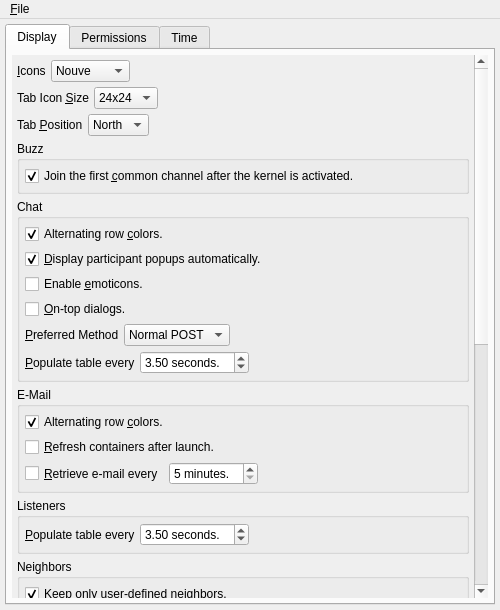
Old version of the form branches/trunk/UI/options.ui in the repository textbrowser/spot-on.
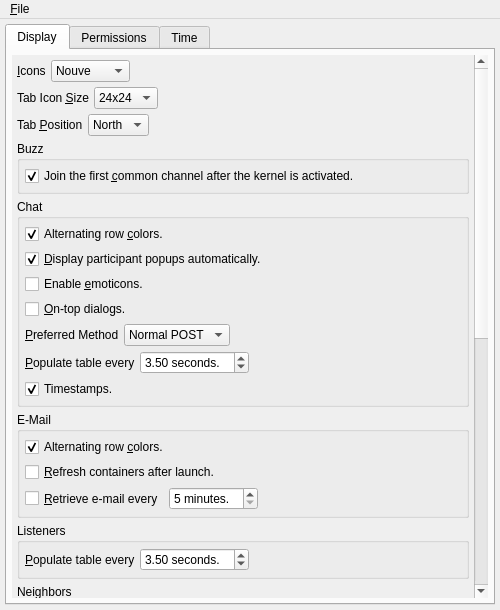
New version of the form. Icons and pictures are not drawn.

```diff
--- a/branches/trunk/UI/options.ui
+++ b/branches/trunk/UI/options.ui
@@ -53,9 +53,9 @@
            <property name="geometry">
             <rect>
              <x>0</x>
-             <y>-472</y>
-             <width>458</width>
-             <height>1081</height>
+             <y>0</y>
+             <width>462</width>
+             <height>1144</height>
             </rect>
            </property>
            <layout class="QVBoxLayout" name="verticalLayout_9">
@@ -416,6 +416,16 @@
                  </item>
                 </layout>
                </item>
+               <item>
+                <widget class="QCheckBox" name="chatTimestamps">
+                 <property name="text">
+                  <string>Timestamps.</string>
+                 </property>
+                 <property name="checked">
+                  <bool>true</bool>
+                 </property>
+                </widget>
+               </item>
               </layout>
              </widget>
             </item>
```
Left out of the diff: 17 changed lines with no effect on the pictures.
